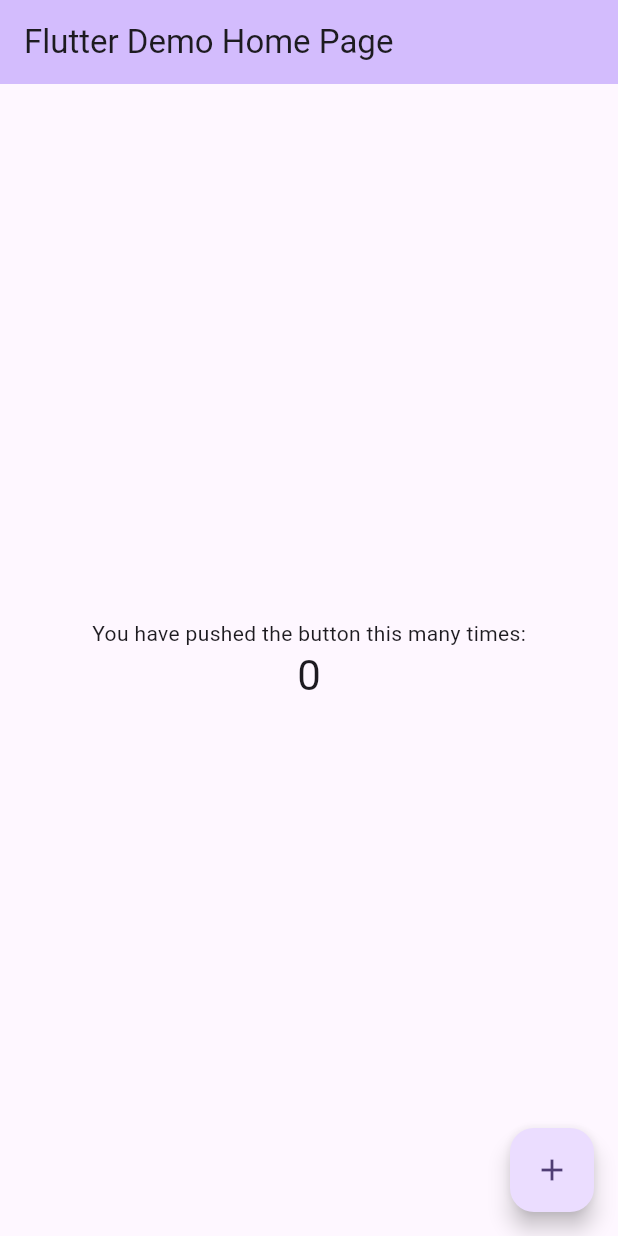
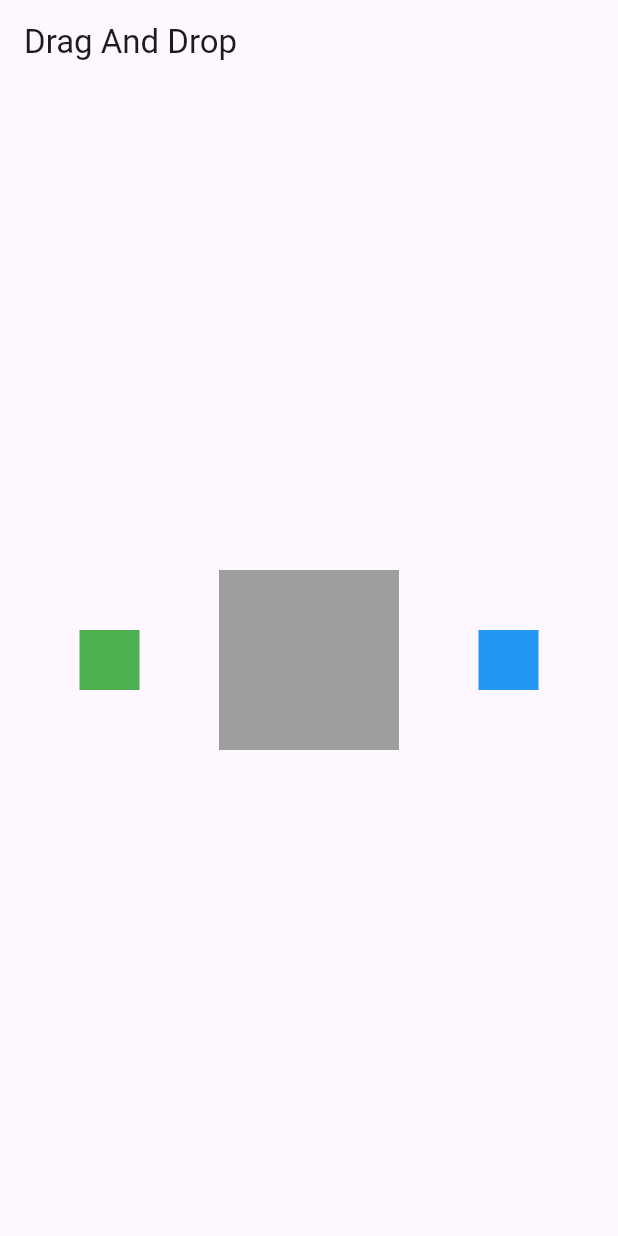
Before and after one commit to pchkauu/flutter_study, a Flutter app: the screen it shows after launch, on a phone screen of 412 x 824 dp. Run offline on Flutter 3.47's test engine with Material 3 defaults, Android fonts, the phone set to English and light mode, and no system bars.

Commit message:
+ lesson 1: simple color changer

```diff
--- a/gesture/drag_and_drop/lib/main.dart
+++ b/gesture/drag_and_drop/lib/main.dart
@@ -1,125 +1,120 @@
+// ignore_for_file: avoid_print
+
+import 'dart:async';
+
 import 'package:flutter/material.dart';
 
-void main() {
-  runApp(const MyApp());
+Future<void> main() async {
+  runZonedGuarded(
+    _entry,
+    (error, stack) {
+      print(
+        'Error: ${error.toString()}\n\n'
+        'Trace: ${stack.toString()}',
+      );
+    },
+  );
 }
 
-class MyApp extends StatelessWidget {
-  const MyApp({super.key});
+Future<void> _entry() async {
+  await _bootstrap();
 
-  // This widget is the root of your application.
+  runApp(
+    const DragAndDropApp(),
+  );
+}
+
+Future<void> _bootstrap() async {
+  WidgetsFlutterBinding.ensureInitialized();
+}
+
+class DragAndDropApp extends StatelessWidget {
+  const DragAndDropApp({super.key});
+
   @override
   Widget build(BuildContext context) {
-    return MaterialApp(
-      title: 'Flutter Demo',
-      theme: ThemeData(
-        // This is the theme of your application.
-        //
-        // TRY THIS: Try running your application with "flutter run". You'll see
-        // the application has a purple toolbar. Then, without quitting the app,
-        // try changing the seedColor in the colorScheme below to Colors.green
-        // and then invoke "hot reload" (save your changes or press the "hot
-        // reload" button in a Flutter-supported IDE, or press "r" if you used
-        // the command line to start the app).
-        //
-        // Notice that the counter didn't reset back to zero; the application
-        // state is not lost during the reload. To reset the state, use hot
-        // restart instead.
-        //
-        // This works for code too, not just values: Most code changes can be
-        // tested with just a hot reload.
-        colorScheme: ColorScheme.fromSeed(seedColor: Colors.deepPurple),
-        useMaterial3: true,
-      ),
-      home: const MyHomePage(title: 'Flutter Demo Home Page'),
+    return const MaterialApp(
+      debugShowCheckedModeBanner: false,
+      home: HomeScreen(),
     );
   }
 }
 
-class MyHomePage extends StatefulWidget {
-  const MyHomePage({super.key, required this.title});
-
-  // This widget is the home page of your application. It is stateful, meaning
-  // that it has a State object (defined below) that contains fields that affect
-  // how it looks.
-
-  // This class is the configuration for the state. It holds the values (in this
-  // case the title) provided by the parent (in this case the App widget) and
-  // used by the build method of the State. Fields in a Widget subclass are
-  // always marked "final".
-
-  final String title;
+class HomeScreen extends StatefulWidget {
+  const HomeScreen({super.key});
 
   @override
-  State<MyHomePage> createState() => _MyHomePageState();
+  State<HomeScreen> createState() => _HomeScreenState();
 }
 
-class _MyHomePageState extends State<MyHomePage> {
-  int _counter = 0;
-
-  void _incrementCounter() {
-    setState(() {
-      // This call to setState tells the Flutter framework that something has
-      // changed in this State, which causes it to rerun the build method below
-      // so that the display can reflect the updated values. If we changed
-      // _counter without calling setState(), then the build method would not be
-      // called again, and so nothing would appear to happen.
-      _counter++;
-    });
-  }
+class _HomeScreenState extends State<HomeScreen> {
+  Color targerColor = Colors.grey;
 
   @override
   Widget build(BuildContext context) {
-    // This method is rerun every time setState is called, for instance as done
-    // by the _incrementCounter method above.
-    //
-    // The Flutter framework has been optimized to make rerunning build methods
-    // fast, so that you can just rebuild anything that needs updating rather
-    // than having to individually change instances of widgets.
     return Scaffold(
       appBar: AppBar(
-        // TRY THIS: Try changing the color here to a specific color (to
-        // Colors.amber, perhaps?) and trigger a hot reload to see the AppBar
-        // change color while the other colors stay the same.
-        backgroundColor: Theme.of(context).colorScheme.inversePrimary,
-        // Here we take the value from the MyHomePage object that was created by
-        // the App.build method, and use it to set our appbar title.
-        title: Text(widget.title),
+        title: const Text('Drag And Drop'),
       ),
       body: Center(
-        // Center is a layout widget. It takes a single child and positions it
-        // in the middle of the parent.
-        child: Column(
-          // Column is also a layout widget. It takes a list of children and
-          // arranges them vertically. By default, it sizes itself to fit its
-          // children horizontally, and tries to be as tall as its parent.
-          //
-          // Column has various properties to control how it sizes itself and
-          // how it positions its children. Here we use mainAxisAlignment to
-          // center the children vertically; the main axis here is the vertical
-          // axis because Columns are vertical (the cross axis would be
-          // horizontal).
-          //
-          // TRY THIS: Invoke "debug painting" (choose the "Toggle Debug Paint"
-          // action in the IDE, or press "p" in the console), to see the
-          // wireframe for each widget.
-          mainAxisAlignment: MainAxisAlignment.center,
-          children: <Widget>[
-            const Text(
-              'You have pushed the button this many times:',
+        child: Row(
+          mainAxisSize: MainAxisSize.max,
+          mainAxisAlignment: MainAxisAlignment.spaceEvenly,
+          children: [
+            Draggable<Color>(
+              data: Colors.green,
+              feedback: Container(
+                width: 40,
+                height: 40,
+                color: Colors.green,
+              ),
+              childWhenDragging: Container(
+                width: 40,
+                height: 40,
+                color: Colors.grey,
+              ),
+              child: Container(
+                width: 40,
+                height: 40,
+                color: Colors.green,
+              ),
             ),
-            Text(
-              '$_counter',
-              style: Theme.of(context).textTheme.headlineMedium,
+            DragTarget<Color>(
+              onAccept: (data) {
+                setState(() {
+                  targerColor = data;
+                });
+              },
+              builder: ((context, candidateData, rejectedData) {
+                return Container(
+                  width: 120,
+                  height: 120,
+                  color:
+                      candidateData.isEmpty ? targerColor : candidateData.first,
+                );
+              }),
+            ),
+            Draggable(
+              data: Colors.blue,
+              feedback: Container(
+                width: 40,
+                height: 40,
+                color: Colors.blue,
+              ),
+              childWhenDragging: Container(
+                width: 40,
+                height: 40,
+                color: Colors.grey,
+              ),
+              child: Container(
+                width: 40,
+                height: 40,
+                color: Colors.blue,
+              ),
             ),
           ],
         ),
       ),
-      floatingActionButton: FloatingActionButton(
-        onPressed: _incrementCounter,
-        tooltip: 'Increment',
-        child: const Icon(Icons.add),
-      ), // This trailing comma makes auto-formatting nicer for build methods.
     );
   }
 }
```
Also changed, not shown: 1 other file.
